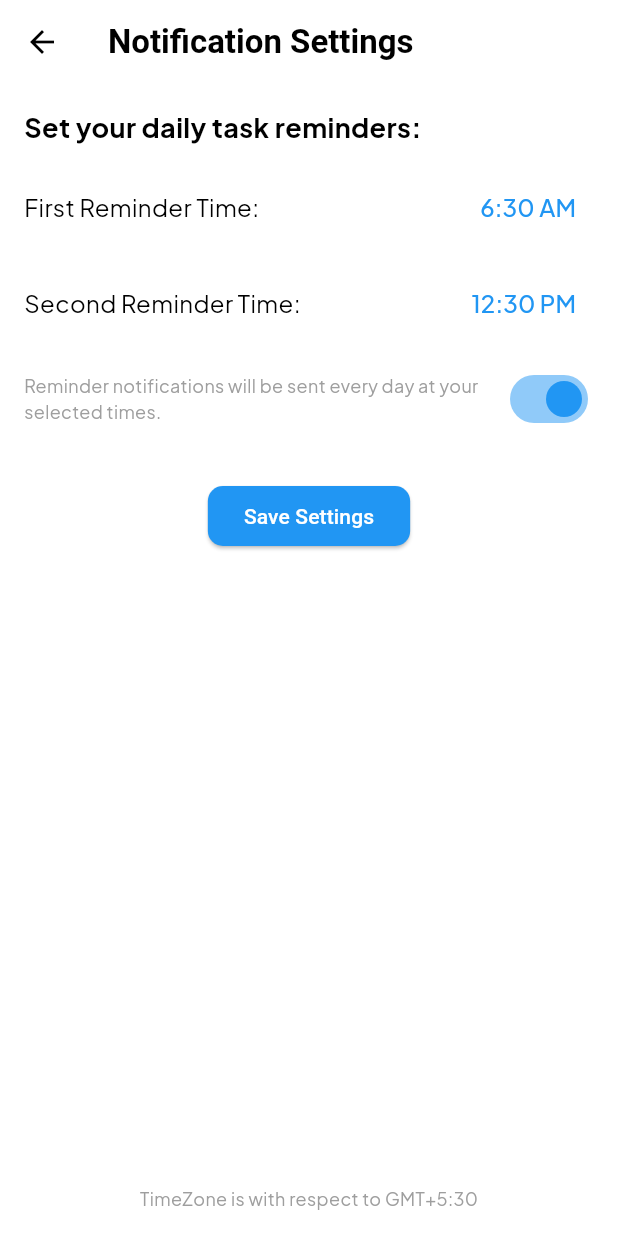
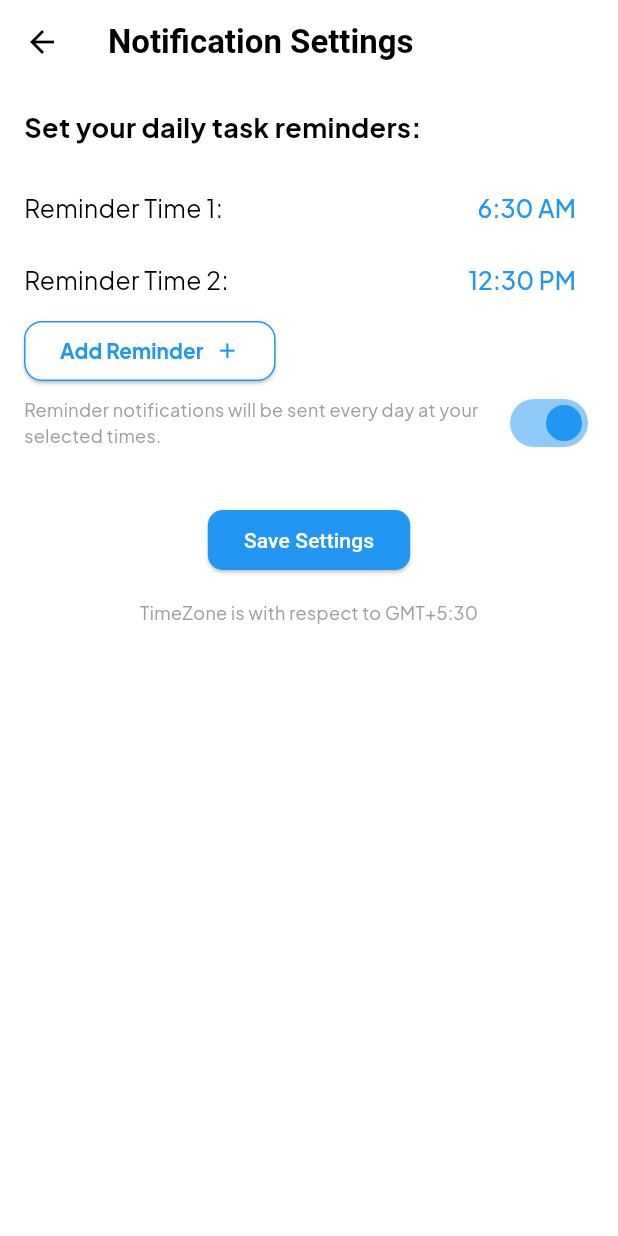
Before and after one commit to rafeywaleed/Nova-Day, a Flutter app: the NotificationSettings screen opened directly, on a phone screen of 412 x 824 dp. Run offline on Flutter 3.47's test engine with Material 3 defaults, Android fonts, the phone set to English and light mode, and no system bars; our stand-ins replace animate_do, cloud_firestore, connectivity_plus, firebase_auth, firebase_core, firebase_messaging and 8 more; missing offline and left inert: in_app_update; accounts and stored records are empty.

Commit message:
multiple notification feature added

```diff
--- a/lib/pages/notification_settings.dart
+++ b/lib/pages/notification_settings.dart
@@ -1,7 +1,6 @@
 import 'package:flutter/material.dart';
 import 'package:flutter_local_notifications/flutter_local_notifications.dart';
 import 'package:google_fonts/google_fonts.dart';
-import 'package:hundred_days/pages/settings.dart';
 import 'package:shared_preferences/shared_preferences.dart';
 import 'package:sizer/sizer.dart';
 import 'package:timezone/data/latest.dart' as tz;
@@ -17,13 +16,14 @@ class NotificationSettings extends StatefulWidget {
   State<NotificationSettings> createState() => _NotificationSettingsState();
 }
 
-TimeOfDay displayFirstNotificationTime = const TimeOfDay(hour: 6, minute: 30);
-TimeOfDay displaySecondNotificationTime = const TimeOfDay(hour: 12, minute: 30);
-
 class _NotificationSettingsState extends State<NotificationSettings> {
   bool notificationsEnabled = true;
   final FlutterLocalNotificationsPlugin _notificationsPlugin =
       FlutterLocalNotificationsPlugin();
+  List<TimeOfDay> notificationTimes = [
+    const TimeOfDay(hour: 6, minute: 30),
+    const TimeOfDay(hour: 12, minute: 30)
+  ];
 
   @override
   void initState() {
@@ -52,41 +52,40 @@ class _NotificationSettingsState extends State<NotificationSettings> {
       importance: Importance.high,
     );
 
-  await _notificationsPlugin.resolvePlatformSpecificImplementation<
-      AndroidFlutterLocalNotificationsPlugin>()?.createNotificationChannel(channel);
+    await _notificationsPlugin
+        .resolvePlatformSpecificImplementation<
+            AndroidFlutterLocalNotificationsPlugin>()
+        ?.createNotificationChannel(channel);
   }
 
   Future<void> loadNotificationState() async {
     final prefs = await SharedPreferences.getInstance();
     setState(() {
       notificationsEnabled = prefs.getBool('notificationsEnabled') ?? true;
-      displayFirstNotificationTime =
-          _getStoredTime(prefs, 'firstNotificationTime') ??
-              const TimeOfDay(hour: 6, minute: 30);
-      displaySecondNotificationTime =
-          _getStoredTime(prefs, 'secondNotificationTime') ??
-              const TimeOfDay(hour: 12, minute: 30);
+      notificationTimes = _getStoredTimes(prefs, 'notificationTimes') ??
+          [
+            const TimeOfDay(hour: 6, minute: 30),
+            const TimeOfDay(hour: 12, minute: 30)
+          ];
     });
 
     if (notificationsEnabled) {
-      await _scheduleNotification(
-          0,
-          'First Task Reminder',
-          'Have you started your tasks for today?',
-          displayFirstNotificationTime);
-      await _scheduleNotification(
-          1,
-          'Second Task Reminder',
-          'Remember to keep working on your tasks!',
-          displaySecondNotificationTime);
+      for (int i = 0; i < notificationTimes.length; i++) {
+        await _scheduleNotification(i, 'Task Reminder ${i + 1}',
+            'Have you started your tasks for today?', notificationTimes[i]);
+      }
     }
   }
 
-  TimeOfDay? _getStoredTime(SharedPreferences prefs, String key) {
+  List<TimeOfDay>? _getStoredTimes(SharedPreferences prefs, String key) {
     if (!prefs.containsKey(key)) return null;
-    final storedTime = DateTime.tryParse(prefs.getString(key)!);
-    if (storedTime == null) return null;
-    return TimeOfDay(hour: storedTime.hour, minute: storedTime.minute);
+    final storedTimes = prefs.getStringList(key);
+    if (storedTimes == null) return null;
+    return storedTimes
+        .map((time) => TimeOfDay(
+            hour: int.parse(time.split(':')[0]),
+            minute: int.parse(time.split(':')[1])))
+        .toList();
   }
 
   Future<void> toggleNotifications(bool value) async {
@@ -99,23 +98,15 @@ class _NotificationSettingsState extends State<NotificationSettings> {
 
     if (value) {
       try {
-        await _scheduleNotification(
-            0,
-            'First Task Reminder',
-            'Have you started your tasks for today?',
-            displayFirstNotificationTime);
-        await _scheduleNotification(
-            1,
-            'Second Task Reminder',
-            'Remember to keep working on your tasks!',
-            displaySecondNotificationTime);
+        for (int i = 0; i < notificationTimes.length; i++) {
+          await _scheduleNotification(i, 'Task Reminder ${i + 1}',
+              'Have you started your tasks for today?', notificationTimes[i]);
+        }
       } catch (e) {
         _showSnackBar(
             'Failed to schedule notifications: ${e.toString()}', Colors.red);
-              print(
-            'Failed to schedule notifications: ${e.toString()}');
+        print('Failed to schedule notifications: ${e.toString()}');
       }
-
     } else {
       await _notificationsPlugin.cancelAll();
     }
@@ -192,20 +183,8 @@ class _NotificationSettingsState extends State<NotificationSettings> {
     return displayDateTime;
   }
 
-  tz.TZDateTime _nextInstanceOfTime(TimeOfDay time) {
-    final tz.TZDateTime now = tz.TZDateTime.now(tz.local);
-    tz.TZDateTime scheduledTime = tz.TZDateTime(
-        tz.local, now.year, now.month, now.day, time.hour, time.minute);
-    if (scheduledTime.isBefore(now)) {
-      scheduledTime = scheduledTime.add(const Duration(days: 1));
-    }
-    return scheduledTime;
-  }
-
-  Future<void> selectTime(BuildContext context, bool isFirstTime) async {
-    final TimeOfDay initialTime = isFirstTime
-        ? displayFirstNotificationTime
-        : displaySecondNotificationTime;
+  Future<void> selectTime(BuildContext context, int index) async {
+    final TimeOfDay initialTime = notificationTimes[index];
 
     final TimeOfDay? picked = await showTimePicker(
       context: context,
@@ -213,17 +192,13 @@ class _NotificationSettingsState extends State<NotificationSettings> {
     );
     if (picked != null && picked != initialTime) {
       setState(() {
-        if (isFirstTime) {
-          displayFirstNotificationTime = picked;
-        } else {
-          displaySecondNotificationTime = picked;
-        }
+        notificationTimes[index] = picked;
       });
 
       final prefs = await SharedPreferences.getInstance();
-      await prefs.setString(
-        isFirstTime ? 'firstNotificationTime' : 'secondNotificationTime',
-        DateTime(0, 0, 0, picked.hour, picked.minute).toIso8601String(),
+      await prefs.setStringList(
+        'notificationTimes',
+        notificationTimes.map((time) => '${time.hour}:${time.minute}').toList(),
       );
     }
   }
@@ -320,6 +295,7 @@ class _NotificationSettingsState extends State<NotificationSettings> {
       ),
       body: Padding(
         padding: const EdgeInsets.all(16.0),
+        child: SingleChildScrollView(
           child: Column(
             mainAxisAlignment: MainAxisAlignment.spaceBetween,
             children: [
@@ -332,38 +308,52 @@ class _NotificationSettingsState extends State<NotificationSettings> {
                         fontSize: 18, fontWeight: FontWeight.bold),
                   ),
                   const SizedBox(height: 16),
-                Row(
+                  ...notificationTimes.asMap().entries.map((entry) {
+                    final index = entry.key;
+                    final time = entry.value;
+                    return Row(
                       mainAxisAlignment: MainAxisAlignment.spaceBetween,
                       children: [
-                    Text('First Reminder Time:',
-                        style: GoogleFonts.plusJakartaSans(fontSize: 16)),
+                        Text('Reminder Time ${index + 1}:',
+                            style:
+                                GoogleFonts.plusJakartaSans(fontSize: 12.sp)),
                         TextButton(
-                      onPressed: () => selectTime(context, true),
+                          onPressed: () => selectTime(context, index),
                           child: Text(
-                        displayFirstNotificationTime.format(context),
+                            time.format(context),
                             style: GoogleFonts.plusJakartaSans(
-                            fontSize: 16, color: Colors.blue),
+                                fontSize: 12.sp, color: Colors.blue),
                           ),
                         ),
                       ],
+                    );
+                  }).toList(),
+                  ElevatedButton(
+                    style: ButtonStyle(
+                        backgroundColor: WidgetStatePropertyAll(Colors.white),
+                        shape: WidgetStatePropertyAll(RoundedRectangleBorder(
+                            borderRadius: BorderRadius.circular(12),
+                            side: BorderSide(color: Colors.blue)))),
+                    child: Row(
+                      mainAxisSize: MainAxisSize.min,
+                      children: [
+                        Text(
+                          "Add Reminder   ",
+                          style: GoogleFonts.plusJakartaSans(
+                              fontSize: 10.sp,
+                              color: Colors.blue,
+                              fontWeight: FontWeight.bold),
                         ),
-                const SizedBox(height: 16),
-                Row(
-                  mainAxisAlignment: MainAxisAlignment.spaceBetween,
-                  children: [
-                    Text('Second Reminder Time:',
-                        style: GoogleFonts.plusJakartaSans(fontSize: 16)),
-                    TextButton(
-                      onPressed: () => selectTime(context, false),
-                      child: Text(
-                        displaySecondNotificationTime.format(context),
-                        style: GoogleFonts.plusJakartaSans(
-                            fontSize: 16, color: Colors.blue),
-                      ),
-                    ),
+                        Icon(Icons.add, size: 12.sp, color: Colors.blue),
                       ],
                     ),
-                const SizedBox(height: 16),
+                    onPressed: () {
+                      setState(() {
+                        notificationTimes
+                            .add(const TimeOfDay(hour: 6, minute: 30));
+                      });
+                    },
+                  ),
                   Row(
                     mainAxisAlignment: MainAxisAlignment.spaceBetween,
                     children: [
@@ -384,6 +374,12 @@ class _NotificationSettingsState extends State<NotificationSettings> {
                     ],
                   ),
                   const SizedBox(height: 30),
+                ],
+              ),
+              Align(
+                alignment: Alignment.bottomCenter,
+                child: Column(
+                  children: [
                     Center(
                       child: ElevatedButton(
                         style: ElevatedButton.styleFrom(
@@ -400,29 +396,24 @@ class _NotificationSettingsState extends State<NotificationSettings> {
                             Navigator.pop(context);
                           } else if (widget.intro == 0) {
                             _showWelcomeDialog(context);
-                        // Navigator.push(
-                        //   context,
-                        //   MaterialPageRoute(
-                        //       builder: (context) => HomeScreen()),
-                        // );
                           }
                         },
                         child: const Text('Save Settings'),
                       ),
                     ),
-              ],
-            ),
-            Align(
-              alignment: Alignment.bottomCenter,
-              child: Text(
+                    const SizedBox(height: 16),
+                    Text(
                       'TimeZone is with respect to GMT+5:30',
                       style: GoogleFonts.plusJakartaSans(
                           fontSize: 12, color: Colors.grey),
+                    ),
+                  ],
                 ),
               ),
             ],
           ),
         ),
+      ),
     );
   }
 }
```
Lines whose indentation alone changed are shown as unchanged.
